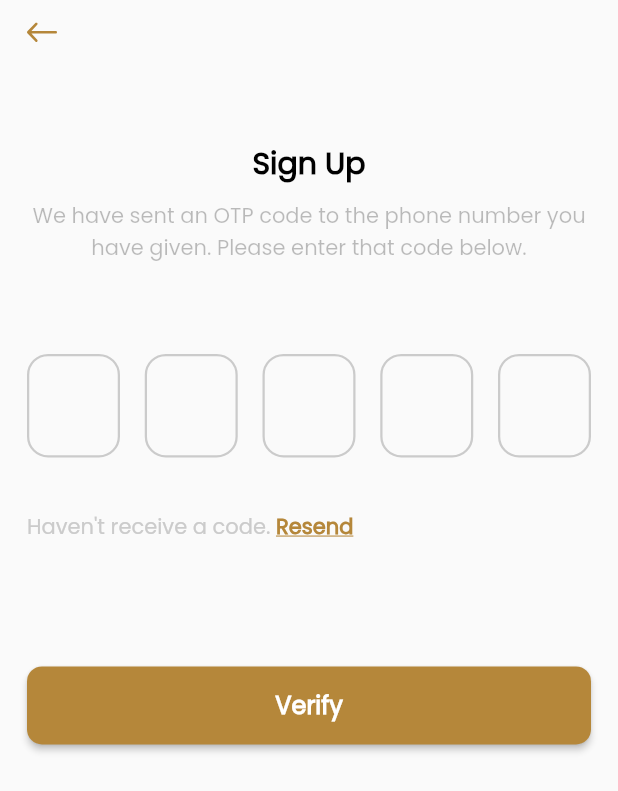
After one commit to Syed-dev209/happiness_club, a Flutter app: the OtpScreen screen opened directly, on a phone screen of 412 x 824 dp. The commit adds this screen. Shown: the top 791 px of the screen. Run offline on Flutter 3.47's test engine with Material 2 defaults, Android fonts, the phone set to English and light mode, and no system bars; drawn by our look-alikes of pin_code_fields; our stand-ins replace auto_size_text, blur, bubble_tab_indicator, cached_network_image, carousel_slider, connectivity and 13 more; missing offline and left inert: connectivity_for_web, geolocator_web, wakelock_web; accounts and stored records are empty; network calls fail; project files that could hold a hidden picture were left out.

Commit message:
login, signup and otp screen created with validations

```diff
--- a/lib/constants/images.dart
+++ b/lib/constants/images.dart
@@ -67,4 +67,10 @@ class Images {
    static const String NO_IMAGE_PLACEHOLDER = "assets/PNG/noImagePlaceholder.jpeg";
    static const String NEARBY_MARKER = "assets/PNG/nearbyMarker.png";
    static const String OFFER_MARKER = "assets/PNG/offerMarker.png";
+
+
+   static const String APPLE_LOGIN ="assets/PNG/apple_icon.png";
+   static const String GOOGLE_LOGIN ="assets/PNG/google_icon.png";
+   static const String TWITTER_LOGIN ="assets/PNG/twitter_icon.png";
+   static const String FACEBOOK_LOGIN ="assets/PNG/facebook_icon.png";
 }
--- /dev/null
+++ b/lib/modules/auth/Screens/otp_screen.dart
@@ -0,0 +1,109 @@
+import 'package:flutter/material.dart';
+import 'package:flutter_svg/flutter_svg.dart';
+import 'package:happiness_club/constants/colorCodes.dart';
+import 'package:happiness_club/constants/fontStyles.dart';
+import 'package:happiness_club/constants/images.dart';
+import 'package:happiness_club/widgets/custom_full_width_button.dart';
+import 'package:pin_code_fields/pin_code_fields.dart';
+
+
+class OtpScreen extends StatefulWidget {
+  const OtpScreen({Key? key}) : super(key: key);
+
+  @override
+  _OtpScreenState createState() => _OtpScreenState();
+}
+
+class _OtpScreenState extends State<OtpScreen> {
+  TextEditingController otpText=TextEditingController();
+  @override
+  Widget build(BuildContext context) {
+    final size = MediaQuery.of(context).size;
+    return Scaffold(
+      body: SafeArea(
+        child: Container(
+          height: size.height,
+          width: size.width,
+          padding: EdgeInsets.symmetric(horizontal: 18,vertical: 15),
+          child: SingleChildScrollView(
+            child: Column(
+              crossAxisAlignment: CrossAxisAlignment.start,
+              children: [
+                appBar(),
+                SizedBox(height: size.height*0.08,),
+                Center(child: Text("Sign Up",style: FontStyle.PoppinsStyle(20, Colors.black,fontWeight: FontWeight.w600),)),
+                SizedBox(height: 10,),
+                Center(
+                  child: Text("We have sent an OTP code to the phone number you have given. "
+                      "Please enter that code below.",style: FontStyle.PoppinsStyle(14, Colors.black26,fontWeight: FontWeight.w400),
+                    textAlign: TextAlign.center,
+                  ),
+                ),
+                SizedBox(height: 60),
+                otpFields(),
+                SizedBox(height: 20,),
+                resendCode(),
+                SizedBox(height: size.height*0.1,),
+                CustomFullWidthButton(title: "Verify", onTap: (){})
+              ],
+            ),
+          ),
+        ),
+      ),
+    );
+  }
+  appBar(){
+    return Row(
+      mainAxisAlignment: MainAxisAlignment.start,
+      children: [
+        GestureDetector(
+          onTap: (){
+            Navigator.pop(context);
+          },
+          child: SvgPicture.asset(Images.BACK_BUTTON),
+        )
+      ],
+    );
+  }
+
+  otpFields(){
+    return PinCodeTextField(
+      pinTheme: PinTheme(
+        fieldHeight: 69,
+        fieldWidth: 62,
+        borderRadius: BorderRadius.circular(14),
+        borderWidth: 1.5,
+        activeColor: Color(ColorCodes.GREY_COLOR),
+        selectedColor: Color(ColorCodes.GOLDEN_COLOR),
+        inactiveColor: Color(ColorCodes.GREY_COLOR),
+        shape: PinCodeFieldShape.box
+      ),
+        textStyle: FontStyle.PoppinsStyle(32, Colors.black,fontWeight: FontWeight.w700),
+        appContext: context,
+        controller: otpText,
+        keyboardType: TextInputType.number,
+        length: 5,
+        onChanged: (val){
+        }
+    );
+  }
+
+  resendCode(){
+    return RichText(text: TextSpan(
+      text: "Haven't receive a code. ",
+      style: FontStyle.PoppinsStyle(14, Color(ColorCodes.GREY_COLOR),fontWeight: FontWeight.w400),
+      children: [
+        TextSpan(
+          text: "Resend",
+          style: TextStyle(
+            fontFamily: "Poppins",
+            fontWeight: FontWeight.w600,
+            fontSize: 14,
+            color: Color(ColorCodes.GOLDEN_COLOR),
+            decoration: TextDecoration.underline
+          )
+        )
+      ]
+    ));
+  }
+}
--- a/lib/modules/termsAndPrivacy/terms_privacy_controller.dart
+++ b/lib/modules/termsAndPrivacy/terms_privacy_controller.dart
@@ -9,7 +9,7 @@ var dio = Dio();
 var storage = StorageServices();
 
 
-Future<String?> getTermsAndPrivacy(String type)async{
+Future<String?>  getTermsAndPrivacy(String type)async{
   try{
     String url="";
     if(type == Constants.PRIVACY){
--- /dev/null
+++ b/lib/widgets/custom_full_width_button.dart
@@ -0,0 +1,30 @@
+import 'package:flutter/material.dart';
+import 'package:happiness_club/constants/colorCodes.dart';
+import 'package:happiness_club/constants/fontStyles.dart';
+
+
+class CustomFullWidthButton extends StatelessWidget {
+  Function onTap;
+  String title;
+   CustomFullWidthButton({required this.title, required this.onTap});
+
+  @override
+  Widget build(BuildContext context) {
+    return SizedBox(
+      height: 52,
+      width: double.maxFinite,
+      child: ElevatedButton(
+        style: ElevatedButton.styleFrom(
+          primary: Color(ColorCodes.GOLDEN_COLOR),
+          shape: RoundedRectangleBorder(
+            borderRadius: BorderRadius.circular(10)
+          )
+        ),
+        onPressed: (){
+          onTap();
+        },
+        child: Text(title,style: FontStyle.PoppinsStyle(16, Colors.white,fontWeight: FontWeight.w600),),
+      ),
+    );
+  }
+}
--- a/pubspec.yaml
+++ b/pubspec.yaml
@@ -47,6 +47,8 @@ dependencies:
   google_maps_flutter: ^2.1.1
   geolocator: ^8.0.0
   url_launcher:
+  pin_code_fields: ^7.3.0
+  form_field_validator: ^1.1.0
 
 dev_dependencies:
   flutter_test:
```
Also changed, not shown: lib/modules/auth/Screens/login_screen.dart (added, +125 -0 lines), lib/modules/auth/Screens/signup_screen.dart (added, +200 -0 lines), lib/modules/auth/widgets/header_login_signup.dart (added, +48 -0 lines), lib/modules/auth/widgets/social_login_footer.dart (added, +126 -0 lines), lib/modules/home/screens/homeScreen.dart (+10 -3 lines), lib/widgets/custom_text_field.dart (added, +30 -0 lines), assets/PNG/apple_icon.png (added), assets/PNG/facebook_icon.png (added), assets/PNG/google_icon.png (added), assets/PNG/twitter_icon.png (added), 5 other files.
